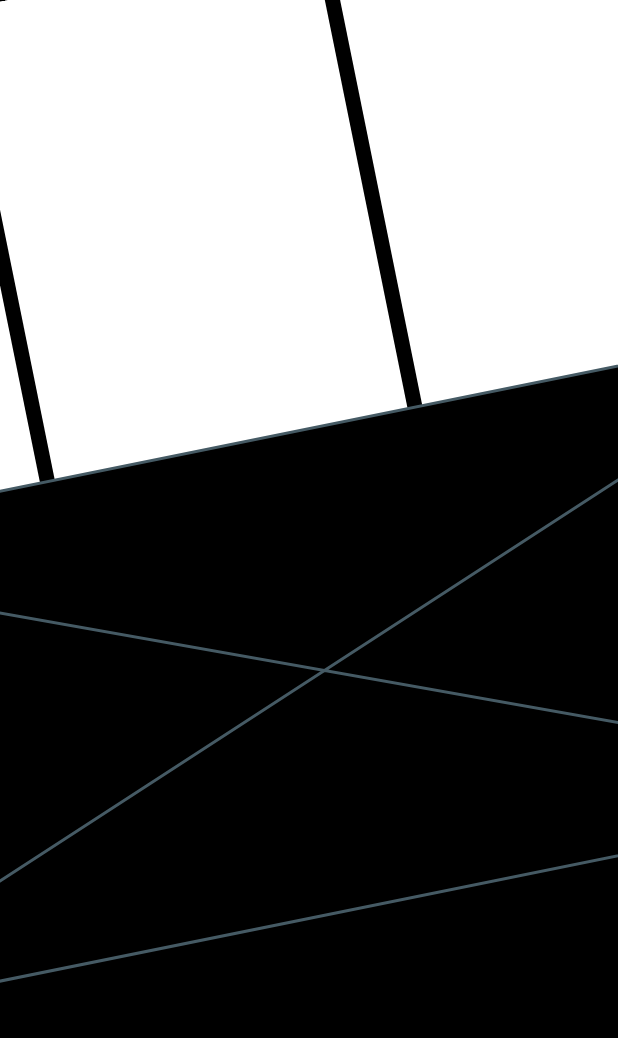
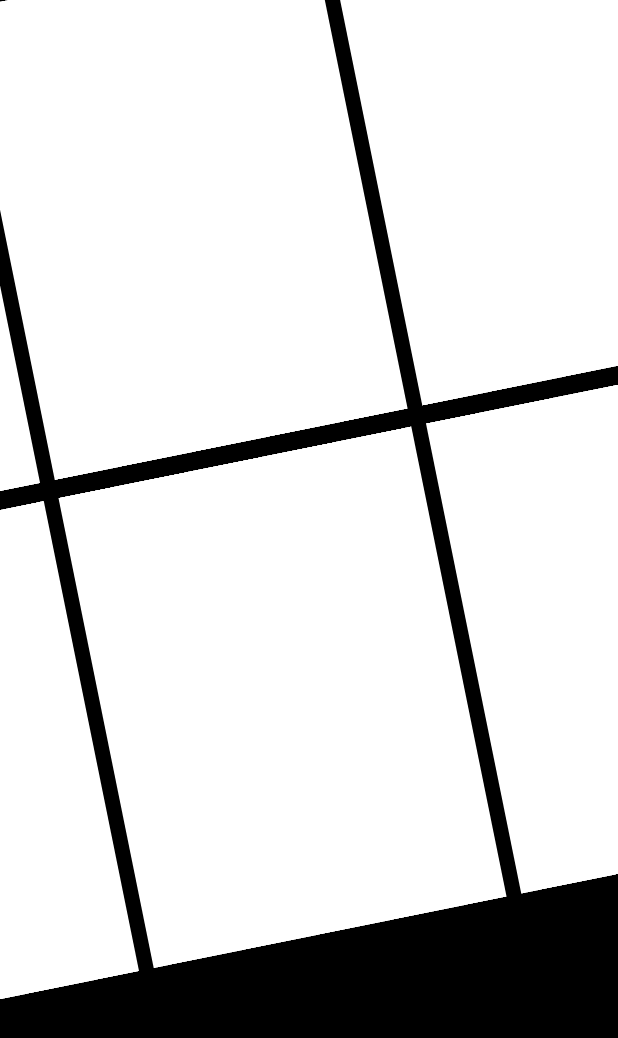
Before and after one commit to JAICHANGPARK/flutter_notebook_chapter_43, a Flutter app: the MusicPlayerStartScreen screen opened directly, on a phone screen of 412 x 824 dp. Shown: the top 1038 px of the screen. Run offline on Flutter 3.47's test engine with Material 3 defaults, Android fonts, the phone set to English and light mode, and no system bars; our stand-ins replace gap.

Commit message:
Update music_player_start_screen.dart

```diff
--- a/lib/ep2157_music_player_app/ui/start/music_player_start_screen.dart
+++ b/lib/ep2157_music_player_app/ui/start/music_player_start_screen.dart
@@ -21,7 +21,26 @@ class _MusicPlayerStartScreenState extends State<MusicPlayerStartScreen> {
             child: Transform.rotate(
               angle: -.2,
               child: Column(
+                spacing: 12,
                 children: [
+                  Container(
+                    height: 320,
+                    child: ListView.builder(
+                      scrollDirection: Axis.horizontal,
+                      itemCount: 10,
+                      itemBuilder: (context, index) {
+                        return Container(
+                          width: 240,
+                          margin: EdgeInsets.symmetric(horizontal: 5),
+                          decoration: BoxDecoration(
+                            color: Colors.white,
+
+
+                          ),
+                        );
+                      },
+                    ),
+                  ),
                   Container(
                     height: 320,
                     child: ListView.builder(
@@ -39,10 +58,6 @@ class _MusicPlayerStartScreenState extends State<MusicPlayerStartScreen> {
                       },
                     ),
                   ),
-                  Container(
-                    height: 320,
-                    child: Placeholder(),
-                  ),
                 ],
               ),
             ),
```
